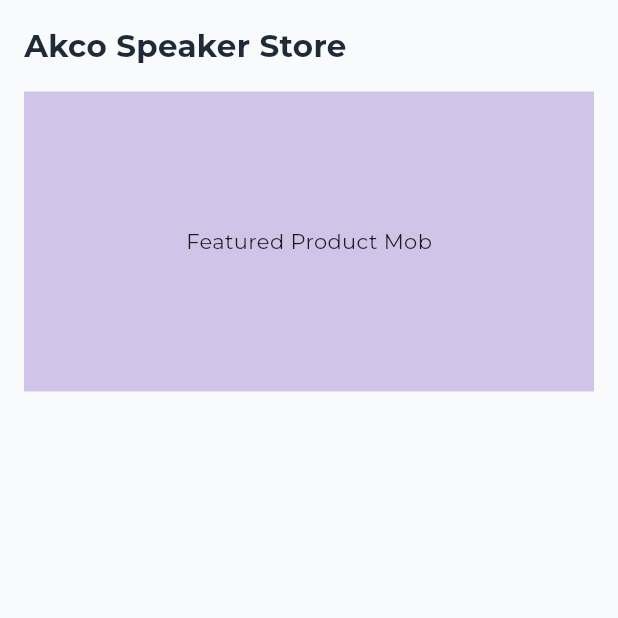
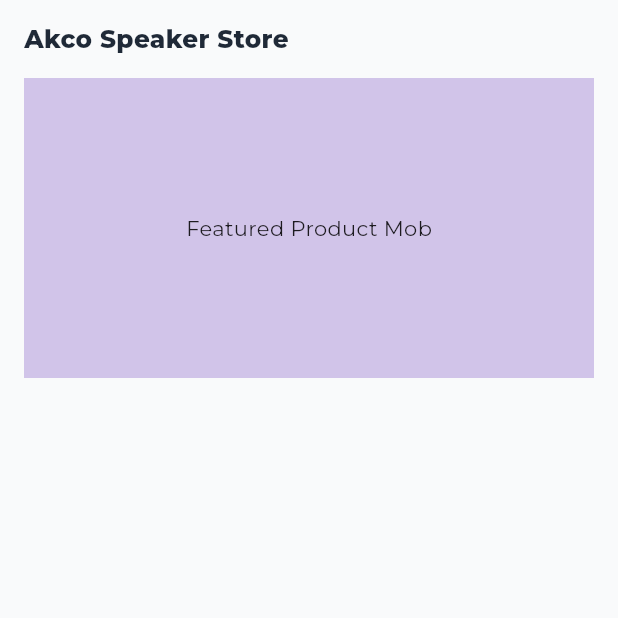
Before and after one commit to wolverine221/krypton_io_ui, a Flutter app: the screen it shows after launch, on a phone screen of 412 x 824 dp, the top half of it. Run offline on Flutter 3.47's test engine with Material 3 defaults, Android fonts, the phone set to English and light mode, and no system bars; our stand-ins replace equatable, flutter_bloc, flutter_svg, get, google_fonts, shared_preferences.

Commit message:
push all

```diff
--- a/lib/core/app_icons/app_icons.dart
+++ b/lib/core/app_icons/app_icons.dart
@@ -4,6 +4,8 @@ class AppIcons {
   static String apple = "assets/icons/apple.png";
   static String google = "assets/icons/google.png";
   static String profilePlaceHolder = "assets/icons/profileplaceholder.png";
+  static String spakerNoBG = "assets/images/speaker_nobg.png";
+  static String speaker = "assets/images/speaker.png";
 }
 
 class AppIconsSvg {
--- a/lib/core/app_textstyle/appTextStyle.dart
+++ b/lib/core/app_textstyle/appTextStyle.dart
@@ -22,12 +22,19 @@ class AppTextStyle {
   }
 
   // -------------------------
-  // Montserrat font weights
+  // Core Styles
   // -------------------------
-  static TextStyle sBold({required BuildContext context, double? fontSize, Color? color}) =>
+  static TextStyle sRegular({required BuildContext context, double? fontSize, Color? color}) =>
       GoogleFonts.montserrat(
         fontSize: _responsiveFont(context, fontSize ?? 16),
-        fontWeight: FontWeight.w700,
+        fontWeight: FontWeight.w400,
+        color: _getColor(context: context, color: color),
+      );
+
+  static TextStyle sMedium({required BuildContext context, double? fontSize, Color? color}) =>
+      GoogleFonts.montserrat(
+        fontSize: _responsiveFont(context, fontSize ?? 16),
+        fontWeight: FontWeight.w500,
         color: _getColor(context: context, color: color),
       );
 
@@ -38,39 +45,57 @@ class AppTextStyle {
         color: _getColor(context: context, color: color),
       );
 
-  static TextStyle sRegular({required BuildContext context, double? fontSize, Color? color}) =>
+  static TextStyle sBold({required BuildContext context, double? fontSize, Color? color}) =>
       GoogleFonts.montserrat(
         fontSize: _responsiveFont(context, fontSize ?? 16),
-        fontWeight: FontWeight.w400,
+        fontWeight: FontWeight.w700,
         color: _getColor(context: context, color: color),
       );
 
   // -------------------------
-  // Sizes (XXS → Giant)
+  // Heading Styles
+  // -------------------------
+  static TextStyle hMedium({required BuildContext context, double? fontSize, Color? color}) =>
+      GoogleFonts.montserrat(
+        fontSize: _responsiveFont(context, fontSize ?? 24),
+        fontWeight: FontWeight.w600,
+        letterSpacing: 0.5,
+        height: 1.3,
+        color: _getColor(context: context, color: color),
+      );
+
+  static TextStyle hBold({required BuildContext context, double? fontSize, Color? color}) =>
+      GoogleFonts.montserrat(
+        fontSize: _responsiveFont(context, fontSize ?? 28),
+        fontWeight: FontWeight.w700,
+        height: 1.25,
+        color: _getColor(context: context, color: color),
+      );
+
+  static TextStyle hExtraBold({required BuildContext context, double? fontSize, Color? color}) =>
+      GoogleFonts.montserrat(
+        fontSize: _responsiveFont(context, fontSize ?? 36),
+        fontWeight: FontWeight.w800,
+        height: 1.2,
+        color: _getColor(context: context, color: color),
+      );
+
+  // -------------------------
+  // Size Variants (XXS → Giant)
   // -------------------------
   static TextStyle xxsRegular({required BuildContext context, Color? color}) =>
       sRegular(context: context, fontSize: 10, color: color);
-  static TextStyle xxsSemiBold({required BuildContext context, Color? color}) =>
-      sSemiBold(context: context, fontSize: 10, color: color);
-  static TextStyle xxsBold({required BuildContext context, Color? color}) =>
-      sBold(context: context, fontSize: 10, color: color);
-
   static TextStyle xsRegular({required BuildContext context, Color? color}) =>
       sRegular(context: context, fontSize: 12, color: color);
-  static TextStyle xsSemiBold({required BuildContext context, Color? color}) =>
-      sSemiBold(context: context, fontSize: 12, color: color);
-  static TextStyle xsBold({required BuildContext context, Color? color}) =>
-      sBold(context: context, fontSize: 12, color: color);
-
   static TextStyle sRegularSize({required BuildContext context, Color? color}) =>
       sRegular(context: context, fontSize: 14, color: color);
-  static TextStyle sSemiBoldSize({required BuildContext context, Color? color}) =>
-      sSemiBold(context: context, fontSize: 14, color: color);
   static TextStyle sBoldSize({required BuildContext context, Color? color}) =>
       sBold(context: context, fontSize: 14, color: color);
 
   static TextStyle mRegular({required BuildContext context, Color? color}) =>
       sRegular(context: context, fontSize: 16, color: color);
+  static TextStyle mMedium({required BuildContext context, Color? color}) =>
+      sMedium(context: context, fontSize: 16, color: color);
   static TextStyle mSemiBold({required BuildContext context, Color? color}) =>
       sSemiBold(context: context, fontSize: 16, color: color);
   static TextStyle mBold({required BuildContext context, Color? color}) =>
@@ -85,60 +110,49 @@ class AppTextStyle {
 
   static TextStyle xlRegular({required BuildContext context, Color? color}) =>
       sRegular(context: context, fontSize: 24, color: color);
-  static TextStyle xlSemiBold({required BuildContext context, Color? color}) =>
-      sSemiBold(context: context, fontSize: 24, color: color);
-  static TextStyle xlBold({required BuildContext context, Color? color}) =>
-      sBold(context: context, fontSize: 24, color: color);
-
   static TextStyle xxlRegular({required BuildContext context, Color? color}) =>
       sRegular(context: context, fontSize: 32, color: color);
-  static TextStyle xxlSemiBold({required BuildContext context, Color? color}) =>
-      sSemiBold(context: context, fontSize: 32, color: color);
-  static TextStyle xxlBold({required BuildContext context, Color? color}) =>
-      sBold(context: context, fontSize: 32, color: color);
-
   static TextStyle xxxlRegular({required BuildContext context, Color? color}) =>
       sRegular(context: context, fontSize: 40, color: color);
-  static TextStyle xxxlSemiBold({required BuildContext context, Color? color}) =>
-      sSemiBold(context: context, fontSize: 40, color: color);
-  static TextStyle xxxlBold({required BuildContext context, Color? color}) =>
-      sBold(context: context, fontSize: 40, color: color);
-
   static TextStyle hugeRegular({required BuildContext context, Color? color}) =>
       sRegular(context: context, fontSize: 48, color: color);
-  static TextStyle hugeSemiBold({required BuildContext context, Color? color}) =>
-      sSemiBold(context: context, fontSize: 48, color: color);
-  static TextStyle hugeBold({required BuildContext context, Color? color}) =>
-      sBold(context: context, fontSize: 48, color: color);
-
   static TextStyle giantRegular({required BuildContext context, Color? color}) =>
       sRegular(context: context, fontSize: 60, color: color);
-  static TextStyle giantSemiBold({required BuildContext context, Color? color}) =>
-      sSemiBold(context: context, fontSize: 60, color: color);
-  static TextStyle giantBold({required BuildContext context, Color? color}) =>
-      sBold(context: context, fontSize: 60, color: color);
 
   // -------------------------
-  // Semantic usage
+  // Semantic Styles
   // -------------------------
   static TextStyle headline1({required BuildContext context, Color? color}) =>
-      giantBold(context: context, color: color);
+      hExtraBold(context: context, fontSize: 48, color: color);
   static TextStyle headline2({required BuildContext context, Color? color}) =>
-      hugeBold(context: context, color: color);
+      hBold(context: context, fontSize: 36, color: color);
   static TextStyle headline3({required BuildContext context, Color? color}) =>
-      xxlSemiBold(context: context, color: color);
+      hMedium(context: context, fontSize: 28, color: color);
+
+  static TextStyle subtitle1({required BuildContext context, Color? color}) =>
+      sSemiBold(context: context, fontSize: 18, color: color);
+  static TextStyle subtitle2({required BuildContext context, Color? color}) =>
+      sMedium(context: context, fontSize: 16, color: color);
+
+  static TextStyle h4({required BuildContext context, Color? color}) => GoogleFonts.montserrat(
+    fontSize: _responsiveFont(context, 22), // responsive 22px base
+    fontWeight: FontWeight.w600, // semi-bold
+    letterSpacing: 0.5,
+    height: 1.3,
+    color: _getColor(context: context, color: color),
+  );
 
   static TextStyle bodyText1({required BuildContext context, Color? color}) =>
-      mRegular(context: context, color: color);
+      sRegular(context: context, fontSize: 16, color: color);
   static TextStyle bodyText2({required BuildContext context, Color? color}) =>
-      sRegularSize(context: context, color: color);
+      sRegular(context: context, fontSize: 14, color: color);
 
   static TextStyle button({required BuildContext context, Color? color}) =>
-      mBold(context: context, color: color);
+      sSemiBold(context: context, fontSize: 16, color: color);
   static TextStyle caption({required BuildContext context, Color? color}) =>
-      xsRegular(context: context, color: color);
+      sRegular(context: context, fontSize: 12, color: color);
   static TextStyle footnote({required BuildContext context, Color? color}) =>
-      xsRegular(context: context, color: color);
+      sRegular(context: context, fontSize: 10, color: color);
   static TextStyle overline({required BuildContext context, Color? color}) =>
-      xsRegular(context: context, color: color?.withOpacity(0.7));
+      sRegular(context: context, fontSize: 10, color: color?.withOpacity(0.7));
 }
--- a/pubspec.yaml
+++ b/pubspec.yaml
@@ -65,6 +65,7 @@ flutter:
   assets:
     - assets/icons/
     - assets/logo/
+    - assets/images/
 
 
   # To add assets to your application, add an assets section, like this:
```
Also changed, not shown: lib/presentation/screens/PageOne/PageOne.dart (+43 -13 lines), lib/presentation/screens/PageSeven/AboutCompanyScreen.dart (renamed from lib/presentation/screens/PageSeven/PageSeven.dart, +3 -12 lines), lib/presentation/screens/homepage/WebHomePage/WebHomePage.dart (+30 -13 lines), lib/presentation/widgets/custom_header/custom_header.dart (+67 -27 lines), assets/logo/logo.png (added).
